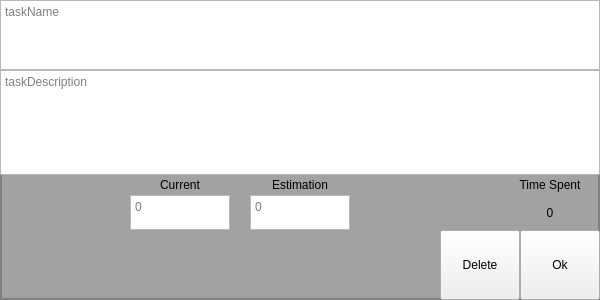
Above: PomoPeak/taskQT.ui from TheVipek/PomoPeak before the change. Below: the same form after it.
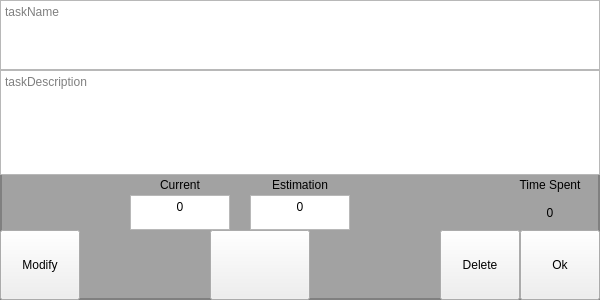
That is the form after the change.

Commit message: modified taskqt a bit

What changed in the file:
```diff
--- a/PomoPeak/taskQT.ui
+++ b/PomoPeak/taskQT.ui
@@ -270,6 +270,16 @@
        <property name="lineWrapMode">
         <enum>QTextEdit::WidgetWidth</enum>
        </property>
+       <property name="html">
+        <string>&lt;!DOCTYPE HTML PUBLIC &quot;-//W3C//DTD HTML 4.0//EN&quot; &quot;http://www.w3.org/TR/REC-html40/strict.dtd&quot;&gt;
+&lt;html&gt;&lt;head&gt;&lt;meta name=&quot;qrichtext&quot; content=&quot;1&quot; /&gt;&lt;meta charset=&quot;utf-8&quot; /&gt;&lt;style type=&quot;text/css&quot;&gt;
+p, li { white-space: pre-wrap; }
+hr { height: 1px; border-width: 0; }
+li.unchecked::marker { content: &quot;\2610&quot;; }
+li.checked::marker { content: &quot;\2612&quot;; }
+&lt;/style&gt;&lt;/head&gt;&lt;body style=&quot; font-family:'Segoe UI'; font-size:9pt; font-weight:400; font-style:normal;&quot;&gt;
+&lt;p align=&quot;center&quot; style=&quot; margin-top:0px; margin-bottom:0px; margin-left:0px; margin-right:0px; -qt-block-indent:0; text-indent:0px;&quot;&gt;0&lt;/p&gt;&lt;/body&gt;&lt;/html&gt;</string>
+       </property>
        <property name="placeholderText">
         <string>0</string>
        </property>
@@ -289,6 +299,16 @@
          <height>40</height>
         </size>
        </property>
+       <property name="html">
+        <string>&lt;!DOCTYPE HTML PUBLIC &quot;-//W3C//DTD HTML 4.0//EN&quot; &quot;http://www.w3.org/TR/REC-html40/strict.dtd&quot;&gt;
+&lt;html&gt;&lt;head&gt;&lt;meta name=&quot;qrichtext&quot; content=&quot;1&quot; /&gt;&lt;meta charset=&quot;utf-8&quot; /&gt;&lt;style type=&quot;text/css&quot;&gt;
+p, li { white-space: pre-wrap; }
+hr { height: 1px; border-width: 0; }
+li.unchecked::marker { content: &quot;\2610&quot;; }
+li.checked::marker { content: &quot;\2612&quot;; }
+&lt;/style&gt;&lt;/head&gt;&lt;body style=&quot; font-family:'Segoe UI'; font-size:9pt; font-weight:400; font-style:normal;&quot;&gt;
+&lt;p align=&quot;center&quot; style=&quot; margin-top:0px; margin-bottom:0px; margin-left:0px; margin-right:0px; -qt-block-indent:0; text-indent:0px;&quot;&gt;0&lt;/p&gt;&lt;/body&gt;&lt;/html&gt;</string>
+       </property>
        <property name="placeholderText">
         <string>0</string>
        </property>
@@ -339,6 +359,60 @@
    </item>
    <item>
     <layout class="QHBoxLayout" name="horizontalLayout_2">
+     <item>
+      <widget class="QPushButton" name="modifyBtn">
+       <property name="sizePolicy">
+        <sizepolicy hsizetype="Preferred" vsizetype="Fixed">
+         <horstretch>0</horstretch>
+         <verstretch>0</verstretch>
+        </sizepolicy>
+       </property>
+       <property name="maximumSize">
+        <size>
+         <width>200</width>
+         <height>100</height>
+        </size>
+       </property>
+       <property name="text">
+        <string>Modify</string>
+       </property>
+      </widget>
+     </item>
+     <item>
+      <spacer name="horizontalSpacer_6">
+       <property name="orientation">
+        <enum>Qt::Horizontal</enum>
+       </property>
+       <property name="sizeHint" stdset="0">
+        <size>
+         <width>40</width>
+         <height>20</height>
+        </size>
+       </property>
+      </spacer>
+     </item>
+     <item>
+      <widget class="QPushButton" name="activeBtn">
+       <property name="enabled">
+        <bool>true</bool>
+       </property>
+       <property name="minimumSize">
+        <size>
+         <width>100</width>
+         <height>0</height>
+        </size>
+       </property>
+       <property name="maximumSize">
+        <size>
+         <width>200</width>
+         <height>100</height>
+        </size>
+       </property>
+       <property name="text">
+        <string/>
+       </property>
+      </widget>
+     </item>
      <item>
       <spacer name="horizontalSpacer_3">
        <property name="orientation">
```
The commit also changes 2 other files.
